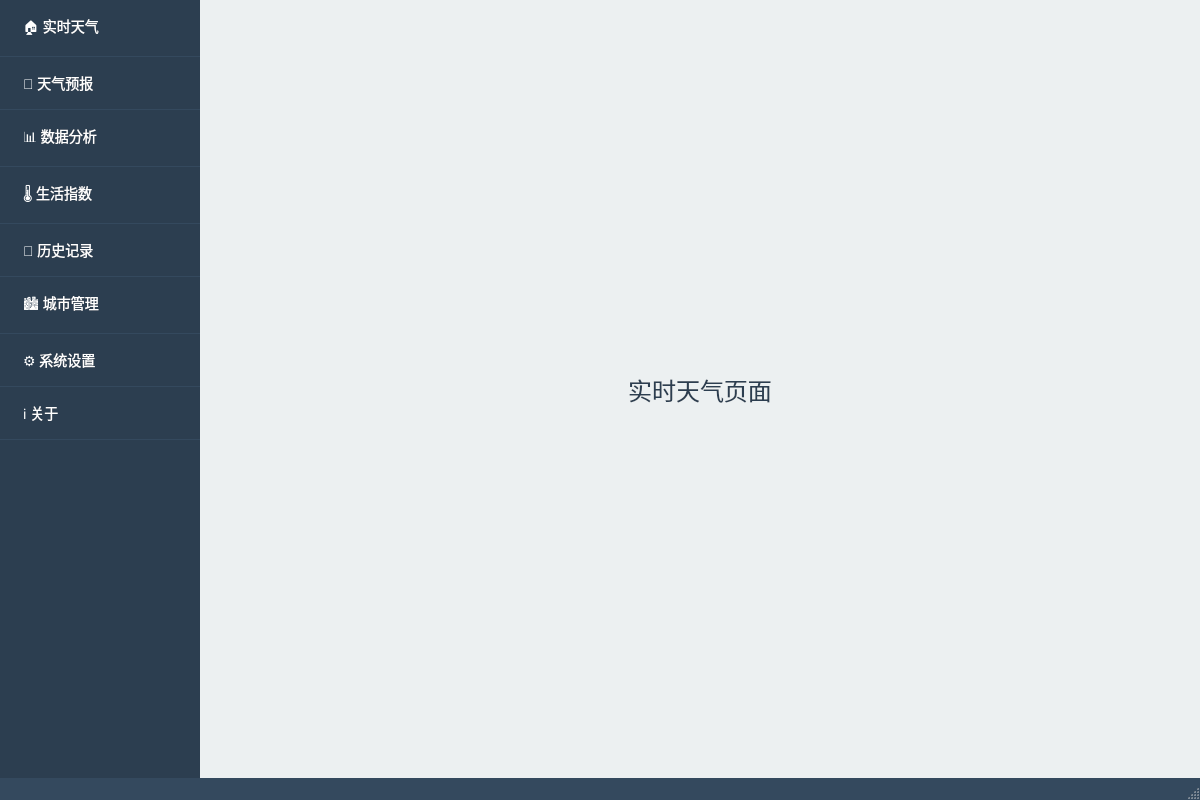
Qt form src/mainwindow.ui (Cyy0520/QtCourse) before a commit.
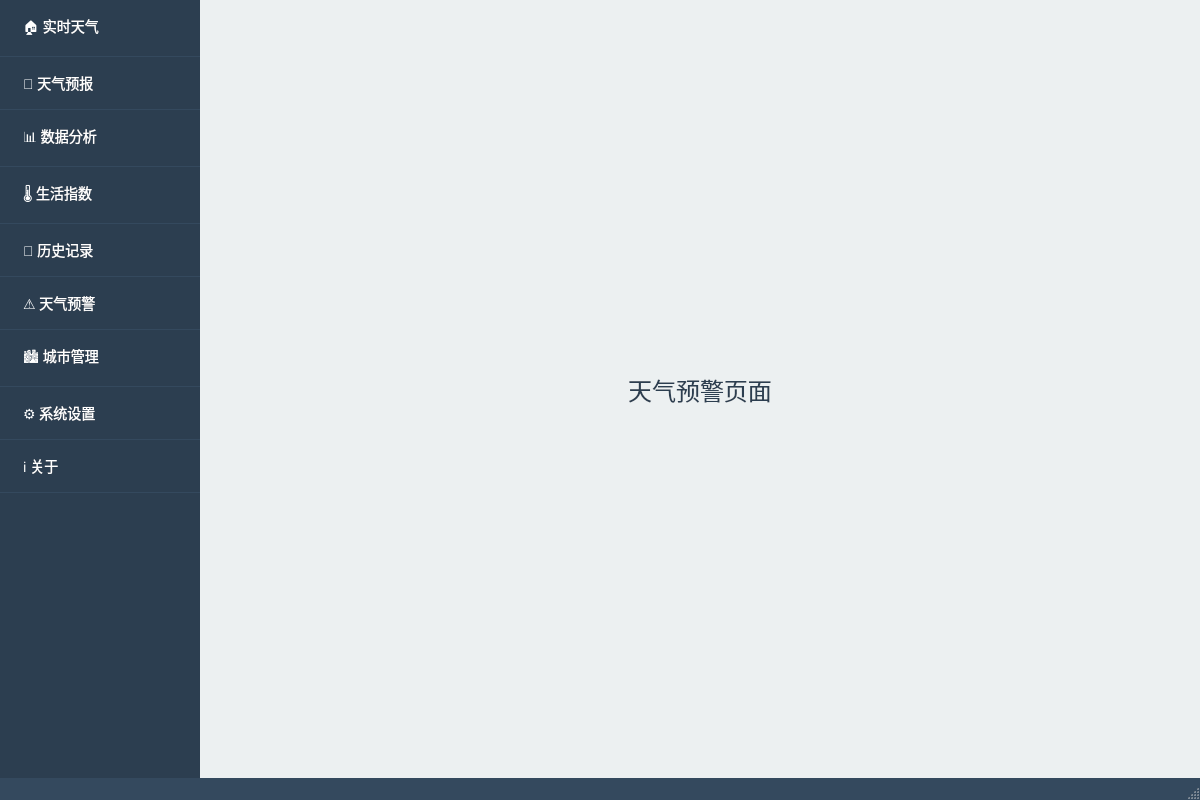
The same form after that commit. The open tabs and pages were chosen to show the change.

Commit message:
feat: 集成天气预警页面到主窗口 (Task 20)
- 将 AlertWidget 集成到 MainWindow
- 添加天气预警导航菜单项
- 连接 weatherAlertReady 信号
- 更新页面索引以适应新布局

```diff
--- a/src/mainwindow.ui
+++ b/src/mainwindow.ui
@@ -93,6 +93,11 @@
         <string>📜 历史记录</string>
        </property>
       </item>
+      <item>
+       <property name="text">
+        <string>⚠️ 天气预警</string>
+       </property>
+      </item>
       <item>
        <property name="text">
         <string>🏙️ 城市管理</string>
@@ -208,7 +213,25 @@
         </item>
        </layout>
       </widget>
-      <!-- 页面5: 城市管理 -->
+      <!-- 页面5: 天气预警 -->
+      <widget class="QWidget" name="pageAlert">
+       <layout class="QVBoxLayout" name="layoutAlert">
+        <item>
+         <widget class="QLabel" name="labelAlert">
+          <property name="text">
+           <string>天气预警页面</string>
+          </property>
+          <property name="alignment">
+           <set>Qt::AlignCenter</set>
+          </property>
+          <property name="styleSheet">
+           <string notr="true">font-size: 24px; color: #2c3e50;</string>
+          </property>
+         </widget>
+        </item>
+       </layout>
+      </widget>
+      <!-- 页面6: 城市管理 -->
       <widget class="QWidget" name="pageCity">
        <layout class="QVBoxLayout" name="layoutCity">
         <item>
```
Left out of the diff: 4 changed lines with no effect on the pictures. The commit also changes 2 other files.
